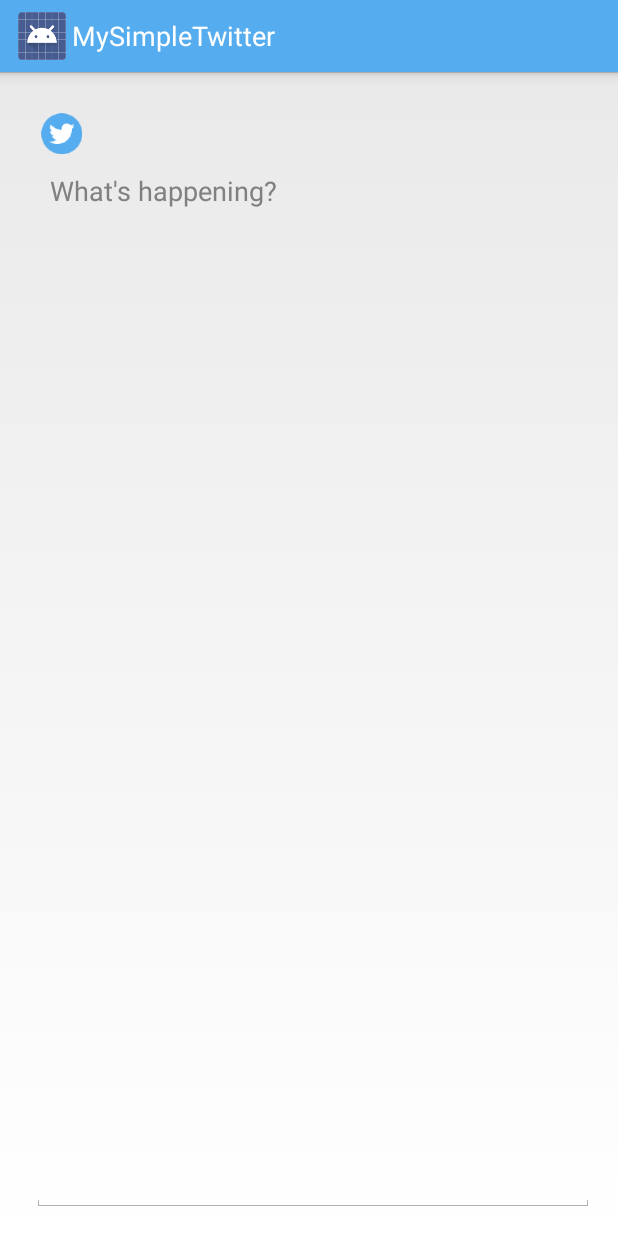
After one commit to cassiomo/MyTwitter, an Android app: the layout activity_compose.xml on its own in the app's theme, with its tools: preview values and no code run, on a phone screen of 412 x 824 dp. The commit adds this screen. Run offline under Robolectric (Android 15) with nearby library versions, the phone set to English and light mode, and no system bars.

Commit message:
add compose activity

```diff
--- a/app/src/main/AndroidManifest.xml
+++ b/app/src/main/AndroidManifest.xml
@@ -64,6 +64,10 @@
             android:name=".activities.TweetDetailActivity"
             android:label="@string/title_activity_tweet_detail" >
         </activity>
+        <activity
+            android:name=".activities.ComposeActivity"
+            android:label="@string/title_activity_compose" >
+        </activity>
     </application>
 
 </manifest>
--- /dev/null
+++ b/app/src/main/res/layout/activity_compose.xml
@@ -0,0 +1,54 @@
+<RelativeLayout xmlns:android="http://schemas.android.com/apk/res/android"
+    xmlns:tools="http://schemas.android.com/tools"
+    android:layout_width="match_parent"
+    android:layout_height="match_parent"
+    android:paddingLeft="@dimen/activity_horizontal_margin"
+    android:paddingRight="@dimen/activity_horizontal_margin"
+    android:paddingTop="@dimen/activity_vertical_margin"
+    android:paddingBottom="@dimen/activity_vertical_margin"
+    tools:context="com.codepath.apps.basictwitter.activities.ComposeActivity">
+
+    <ImageView
+        android:id="@+id/ivComposeProfileImage"
+        android:layout_alignParentLeft="true"
+        android:layout_alignParentTop="true"
+        android:layout_margin="5dp"
+        android:layout_height="40dp"
+        android:layout_width="40dp"
+        android:src="@drawable/ic_launcher" />
+
+    <TextView
+        android:id="@+id/tvComposeName"
+        android:layout_width="wrap_content"
+        android:layout_height="wrap_content"
+        android:layout_alignParentTop="true"
+        android:layout_toRightOf="@+id/ivComposeProfileImage"
+        android:text="" />
+
+    <TextView
+        android:id="@+id/tvComposeScreenName"
+        android:layout_width="wrap_content"
+        android:layout_height="wrap_content"
+        android:layout_alignLeft="@+id/tvComposeName"
+        android:layout_below="@+id/tvComposeName"
+        android:textColor="#8899a6"
+        android:text="" />
+
+    <EditText
+        android:id="@+id/etComposeStatus"
+        android:layout_width="match_parent"
+        android:layout_height="wrap_content"
+        android:layout_alignLeft="@+id/ivComposeProfileImage"
+        android:layout_alignParentBottom="true"
+        android:layout_below="@+id/tvComposeScreenName"
+        android:layout_marginTop="5dp"
+        android:ems="10"
+        android:gravity="top"
+        android:hint="What&apos;s happening?"
+        android:inputType="textMultiLine"
+        android:minLines="5" >
+
+        <requestFocus />
+    </EditText>
+
+</RelativeLayout>
--- a/app/src/main/res/values/strings.xml
+++ b/app/src/main/res/values/strings.xml
@@ -20,5 +20,6 @@
     <string name="follower_profile">FOLLOWERS</string>
     <string name="reply_label">reply</string>
     <string name="title_activity_tweet_detail">Tweet Detail</string>
+    <string name="title_activity_compose">ComposeActivity</string>
 
 </resources>
```
Also changed, not shown: app/src/main/java/com/codepath/apps/basictwitter/TwitterClient.java (+13 -0 lines), app/src/main/java/com/codepath/apps/basictwitter/activities/ComposeActivity.java (added, +173 -0 lines), app/src/main/java/com/codepath/apps/basictwitter/activities/PostTweetActivity.java (+6 -1 lines), app/src/main/java/com/codepath/apps/basictwitter/adapters/TweetArrayAdapter.java (+17 -1 lines), app/src/main/res/layout/tweet_item.xml (+17 -9 lines), app/src/main/res/menu/compose.xml (added, +21 -0 lines), 47 other files.
